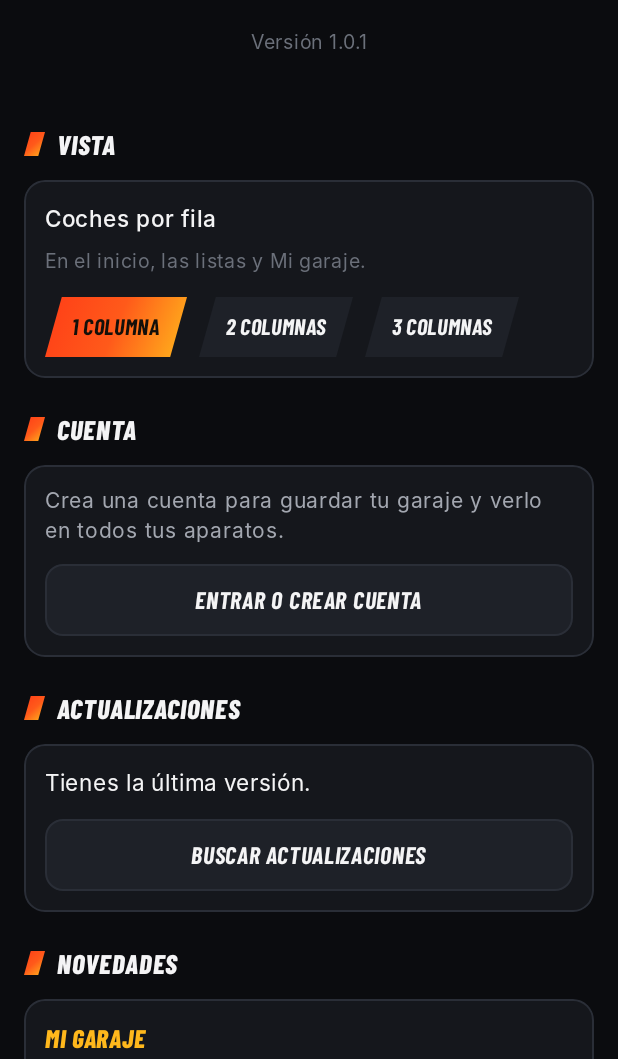
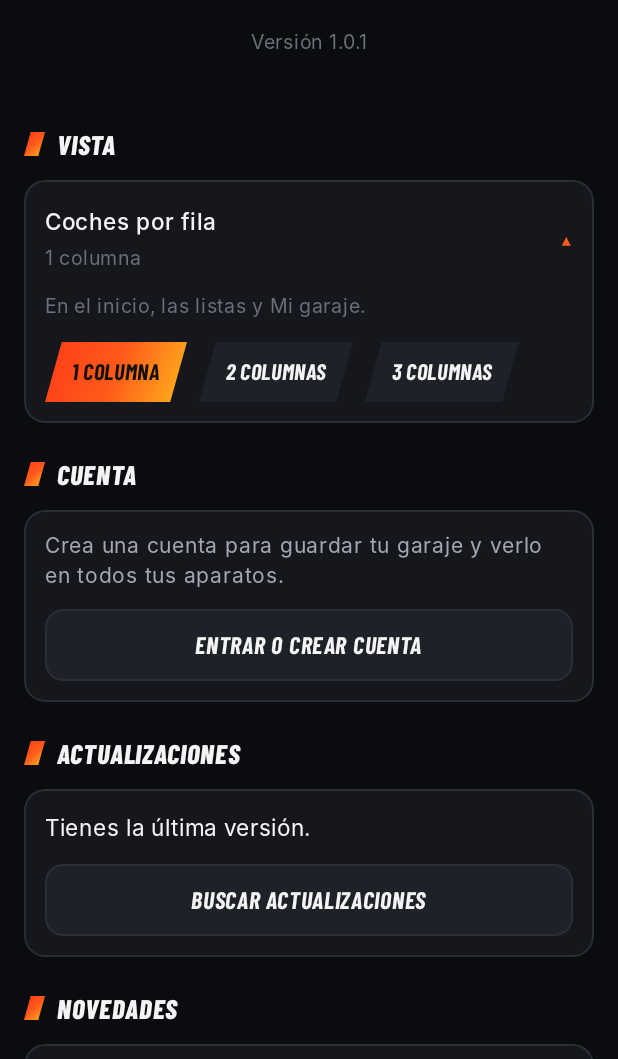
Before and after one commit to jonatanmonteror-gif/noir-wheels, an Android app built with Jetpack Compose: the screen it shows after launch (MainActivity), after a tap on "1 COLUMNA", on a phone screen of 412 x 824 dp, the part 177-1236 px from its top. Run offline under Robolectric (Android 15) with nearby library versions, the phone set to English and light mode, and no system bars; libraries missing offline, so code that uses them is left out: com.google.mlkit.common, com.google.mlkit.nl; pictures from the network do not load; 1 statement that could not run was skipped; 2 other taps on this screen came first.

Commit message:
Settings: view options folded; garage: view options open by default
Co-Authored-By: Claude Opus 5.5 <noreply@anthropic.com>
Claude-Session: https://claude.ai/code/session_016Xm7Stuafj4dAg9p9cGLXt

```diff
--- a/app/src/main/java/com/wolfwheels/app/ui/CollectionScreen.kt
+++ b/app/src/main/java/com/wolfwheels/app/ui/CollectionScreen.kt
@@ -65,7 +65,7 @@ fun CollectionScreen() {
     var garage by remember { mutableStateOf<String?>(null) }
     var sort by remember { mutableStateOf(0) }                 // 0 recent · 1 year · 2 name
     var query by remember { mutableStateOf("") }
-    var customOpen by remember { mutableStateOf(false) }
+    var customOpen by remember { mutableStateOf(true) }
 
     val all = MyCollection.items.values.filter { !it.deleted }
     val haveItems = all.filter { it.status == "have" }
--- a/app/src/main/java/com/wolfwheels/app/ui/SettingsScreen.kt
+++ b/app/src/main/java/com/wolfwheels/app/ui/SettingsScreen.kt
@@ -2,6 +2,7 @@ package com.wolfwheels.app.ui
 
 import android.content.Intent
 import android.net.Uri
+import androidx.compose.foundation.clickable
 import androidx.compose.foundation.background
 import androidx.compose.foundation.border
 import androidx.compose.foundation.layout.Arrangement
@@ -53,6 +54,7 @@ fun SettingsScreen() {
     var progress by remember { mutableFloatStateOf(-1f) }
     var ready by remember { mutableStateOf<File?>(null) }
     val update = AppState.update.value
+    var viewOpen by remember { mutableStateOf(false) }
 
     Column(Modifier.fillMaxSize().background(WW.bg).blockTouches()) {
         TopBar("Ajustes")
@@ -67,14 +69,26 @@ fun SettingsScreen() {
 
             SectionTitle("Vista")
             Card {
+                Row(
+                    Modifier.fillMaxWidth().clickable { viewOpen = !viewOpen }.padding(vertical = 2.dp),
+                    verticalAlignment = Alignment.CenterVertically
+                ) {
+                    Column(Modifier.weight(1f)) {
                         Text("Coches por fila", color = WW.text, fontSize = 15.sp, fontWeight = FontWeight.Medium)
-                Spacer(Modifier.height(4.dp))
+                        val n = com.wolfwheels.app.data.Prefs.columns.intValue
+                        Text(if (n == 1) "1 columna" else "$n columnas", color = WW.text3, fontSize = 13.sp)
+                    }
+                    Text(if (viewOpen) "▴" else "▾", color = WW.orange, fontSize = 20.sp)
+                }
+                if (viewOpen) {
+                    Spacer(Modifier.height(6.dp))
                     Text("En el inicio, las listas y Mi garaje.", color = WW.text3, fontSize = 13.sp)
                     Spacer(Modifier.height(12.dp))
                     Row(horizontalArrangement = Arrangement.spacedBy(8.dp)) {
                         (1..3).forEach { c ->
                             Pill(if (c == 1) "1 columna" else "$c columnas", com.wolfwheels.app.data.Prefs.columns.intValue == c) {
                                 com.wolfwheels.app.data.Prefs.setColumns(c)
+                            }
                         }
                     }
                 }
```
Lines whose indentation alone changed are shown as unchanged.
